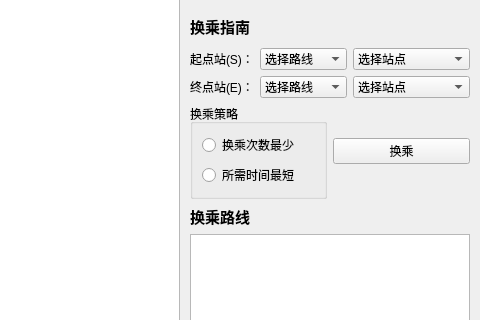
Before: the Qt Designer form mainwindow.ui in rainlowing/QtSubwaySystem, drawn with Qt 5; both pictures show x 600 to 1080 and y 113 to 433 of the 1080 by 720 pixel window.
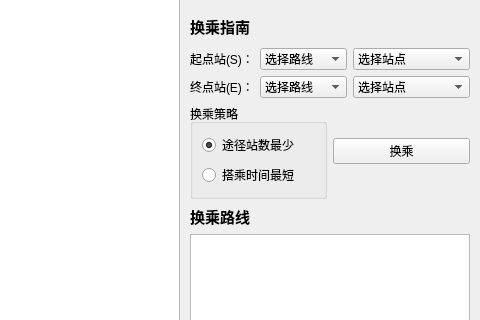
After: the same form once the commit is applied. Icons and pictures are not drawn.

The edit to the form file:
```diff
--- a/mainwindow.ui
+++ b/mainwindow.ui
@@ -186,14 +186,17 @@
            <item>
             <widget class="QRadioButton" name="radioButtonMinTransfer">
              <property name="text">
-              <string>换乘次数最少</string>
+              <string>途径站数最少</string>
+             </property>
+             <property name="checked">
+              <bool>true</bool>
              </property>
             </widget>
            </item>
            <item>
             <widget class="QRadioButton" name="radioButtonMinTime">
              <property name="text">
-              <string>所需时间最短</string>
+              <string>搭乘时间最短</string>
              </property>
             </widget>
            </item>
```
Left out of the diff: 2 changed lines with no effect on the pictures.
